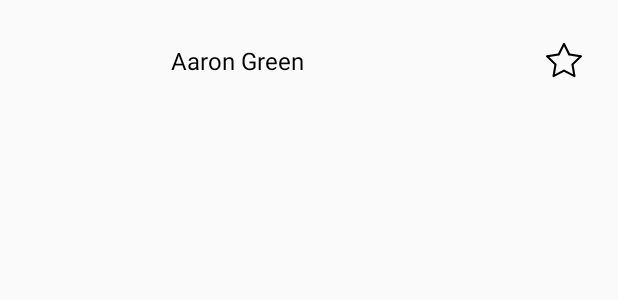
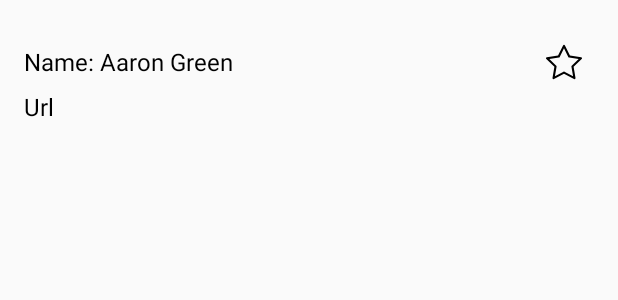
Before and after one commit to iaaron-green/Genesis-Test, an Android app: the layout item_repos.xml on its own in the app's theme, with its tools: preview values and no code run, on a phone screen of 412 x 824 dp. Shown: the top 300 px of the screen. Run offline under Robolectric (Android 15) with nearby library versions, the phone set to English and light mode, and no system bars.

Commit message:
Changed some ui

```diff
--- a/app/src/main/java/com/sverbusoft/genesis_test/ui/adapter/FavoriteAdapter.kt
+++ b/app/src/main/java/com/sverbusoft/genesis_test/ui/adapter/FavoriteAdapter.kt
@@ -48,7 +48,6 @@ class FavoriteAdapter(private val listener: ItemClickListener) :
             binding.apply {
                 clickListener = listener
                 model = item
-                //Picasso.get().load(item.avatarUrl).into(ciUserPhoto)
             }
         }
     }
--- a/app/src/main/java/com/sverbusoft/genesis_test/ui/adapter/ReposAdapter.kt
+++ b/app/src/main/java/com/sverbusoft/genesis_test/ui/adapter/ReposAdapter.kt
@@ -50,11 +50,10 @@ class ReposAdapter(private val listener: ItemClickListener) :
             binding.apply {
                 clickListener = listener
                 model = item
-                //Picasso.get().load(item.avatarUrl).into(ciUserPhoto)
             }
                 binding.ivFavorite.isChecked = item.favorite
                 binding.ivFavorite.setOnCheckedChangeListener { buttonView, isChecked ->
-                    if(isChecked) buttonView.isEnabled = false
+                    if (isChecked) buttonView.isEnabled = false
                 }
         }
     }
--- a/app/src/main/res/layout/item_repos.xml
+++ b/app/src/main/res/layout/item_repos.xml
@@ -16,29 +16,37 @@
         android:layout_width="match_parent"
         android:layout_height="wrap_content">
 
-        <de.hdodenhof.circleimageview.CircleImageView
-            android:id="@+id/ci_user_photo"
-            android:layout_width="64dp"
-            android:layout_height="64dp"
-            android:layout_marginStart="16dp"
-            android:layout_marginTop="16dp"
-            app:layout_constraintStart_toStartOf="parent"
-            app:layout_constraintTop_toTopOf="parent" />
-
         <TextView
             android:id="@+id/tv_repos_name"
             android:layout_width="wrap_content"
             android:layout_height="wrap_content"
-            android:text="@{model.full_name}"
+            android:text="@{model.name}"
             android:textColor="@android:color/black"
             android:textSize="16sp"
-            app:layout_constraintBottom_toBottomOf="@+id/ci_user_photo"
-            app:layout_constraintEnd_toEndOf="parent"
-            app:layout_constraintHorizontal_bias="0.14"
-            app:layout_constraintStart_toEndOf="@+id/ci_user_photo"
+            android:layout_marginStart="16dp"
+            app:layout_constraintBottom_toBottomOf="parent"
+            app:layout_constraintEnd_toStartOf="@+id/iv_favorite"
+            app:layout_constraintHorizontal_bias="0.0"
+            app:layout_constraintStart_toStartOf="parent"
             app:layout_constraintTop_toTopOf="parent"
             app:layout_constraintVertical_bias="0.5"
-            tools:text="Aaron Green" />
+            tools:text="Name: Aaron Green" />
+
+        <TextView
+            android:id="@+id/tv_repos_url"
+            android:layout_width="wrap_content"
+            android:layout_height="wrap_content"
+            android:text="@{model.url}"
+            android:textColor="@android:color/black"
+            android:textSize="16sp"
+            android:layout_marginStart="16dp"
+            android:layout_marginTop="8dp"
+            app:layout_constraintBottom_toBottomOf="parent"
+            app:layout_constraintEnd_toEndOf="parent"
+            app:layout_constraintHorizontal_bias="0.0"
+            app:layout_constraintStart_toStartOf="parent"
+            app:layout_constraintTop_toBottomOf="@+id/tv_repos_name"
+            tools:text="Url" />
 
         <CheckBox
             android:id="@+id/iv_favorite"
```
Also changed, not shown: app/src/main/res/layout/item_favorite.xml (+21 -15 lines).
